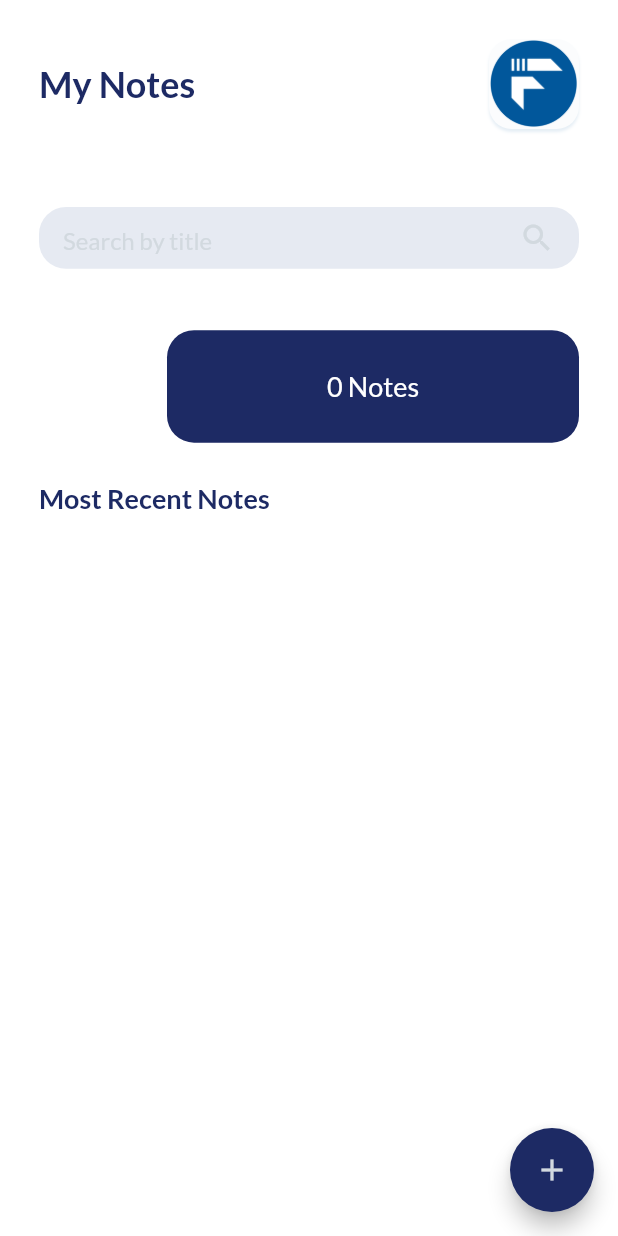
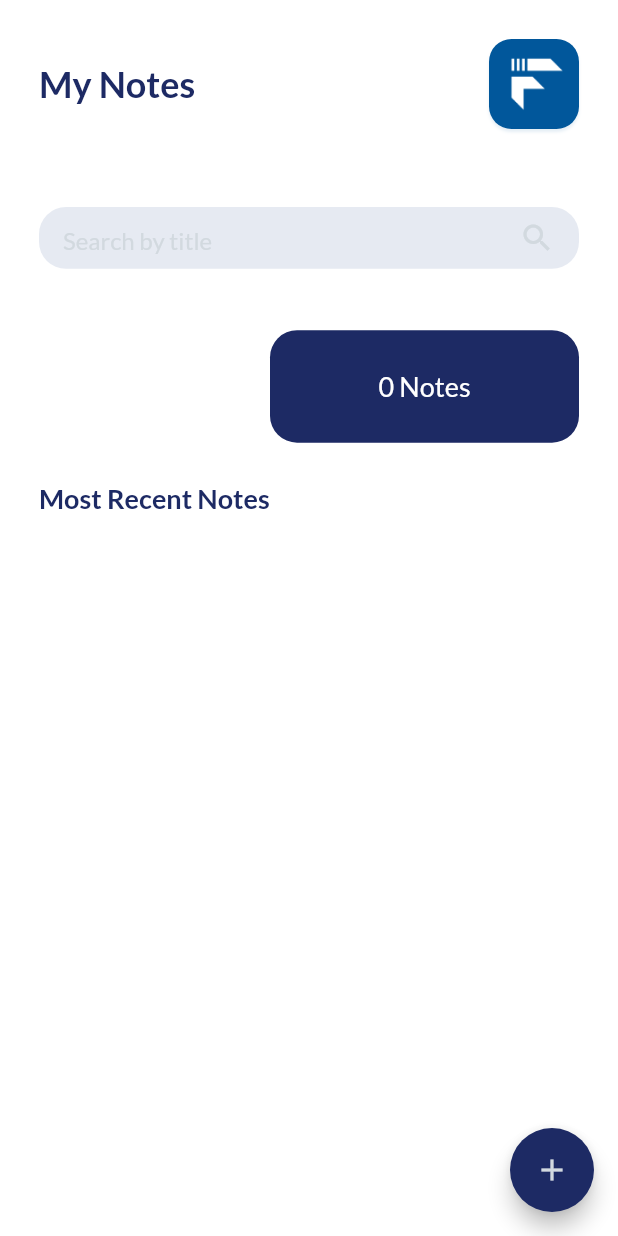
Before and after one commit to monfadev/myproject_notes_nullsafety, a Flutter app: the screen it shows after launch, on a phone screen of 412 x 824 dp. Run offline on Flutter 3.47's test engine with Material 2 defaults, Android fonts, the phone set to English and light mode, and no system bars; our stand-ins replace google_fonts, sqflite; accounts and stored records are empty.

Commit message:
second commit

```diff
--- a/lib/components/profile_animation_implementation.dart
+++ b/lib/components/profile_animation_implementation.dart
@@ -44,7 +44,7 @@ class _ProfileAnimationImplementationState
                     decoration: BoxDecoration(
                         color: Color(0xFFFBFCFD),
                         image: DecorationImage(
-                          image: AssetImage("assets/images/image_profile.png"),
+                          image: AssetImage("assets/images/monfadev.png"),
                         ),
                         boxShadow: [
                           BoxShadow(
@@ -63,7 +63,7 @@ class _ProfileAnimationImplementationState
                   decoration: BoxDecoration(
                       color: Color(0xFFFBFCFD),
                       image: DecorationImage(
-                        image: AssetImage("assets/images/image_profile.png"),
+                        image: AssetImage("assets/images/monfadev.png"),
                       ),
                       boxShadow: [
                         BoxShadow(
--- a/lib/views/home_views.dart
+++ b/lib/views/home_views.dart
@@ -148,7 +148,7 @@ class _HomeState extends State<Home> with SingleTickerProviderStateMixin {
                         child: Container(
                           margin: EdgeInsets.only(top: 15.0, right: 26.0),
                           height: MediaQuery.of(context).size.height / 11,
-                          width: MediaQuery.of(context).size.height / 3,
+                          width: MediaQuery.of(context).size.height / 4,
                           decoration: BoxDecoration(
                               color: Color(0xFF1D2A64),
                               borderRadius: BorderRadius.circular(18.0)),
@@ -179,12 +179,6 @@ class _HomeState extends State<Home> with SingleTickerProviderStateMixin {
                         ),
                       ),
                     ],
-                  ),
-                  Positioned(
-                    top: MediaQuery.of(context).size.height / 29,
-                    left: MediaQuery.of(context).size.height / 7.5,
-                    child: Container(
-                        child: Image.asset("assets/images/image_tasks.png")),
                   ),
                 ],
               ),
--- a/lib/views/views.dart
+++ b/lib/views/views.dart
@@ -1,10 +1,10 @@
 import 'package:flutter/material.dart';
 import 'package:google_fonts/google_fonts.dart';
 import 'package:intl/intl.dart';
+import 'package:sqflite/sqflite.dart';
 import 'package:myproject_notes/components/components.dart';
 import 'package:myproject_notes/models/mynotes_models.dart';
 import 'package:myproject_notes/utils/utils.dart';
-import 'package:sqflite/sqflite.dart';
 
 part 'home_views.dart';
 part 'addnotes_views.dart';
```
Also changed, not shown: lib/utils/dbhelper_utils.dart (+0 -97 lines), pubspec.yaml (+5 -5 lines), assets/images/image_profile.png (deleted), assets/images/image_tasks.png (deleted), assets/images/monfadev.png (added), pubspec.lock, 12 other files.
